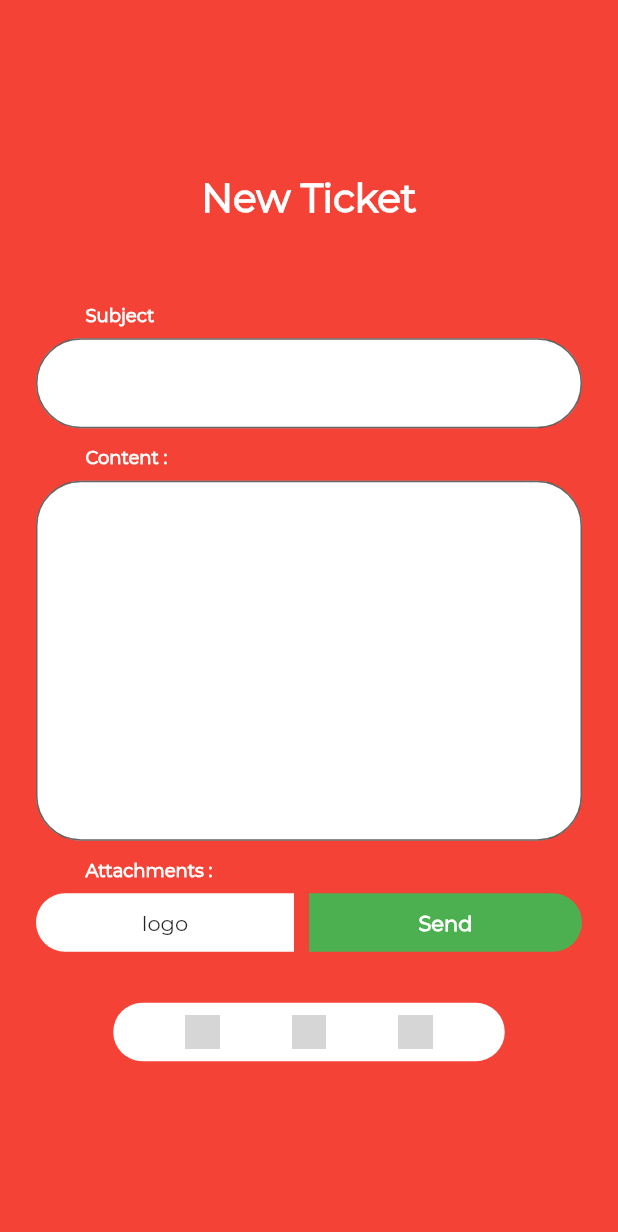
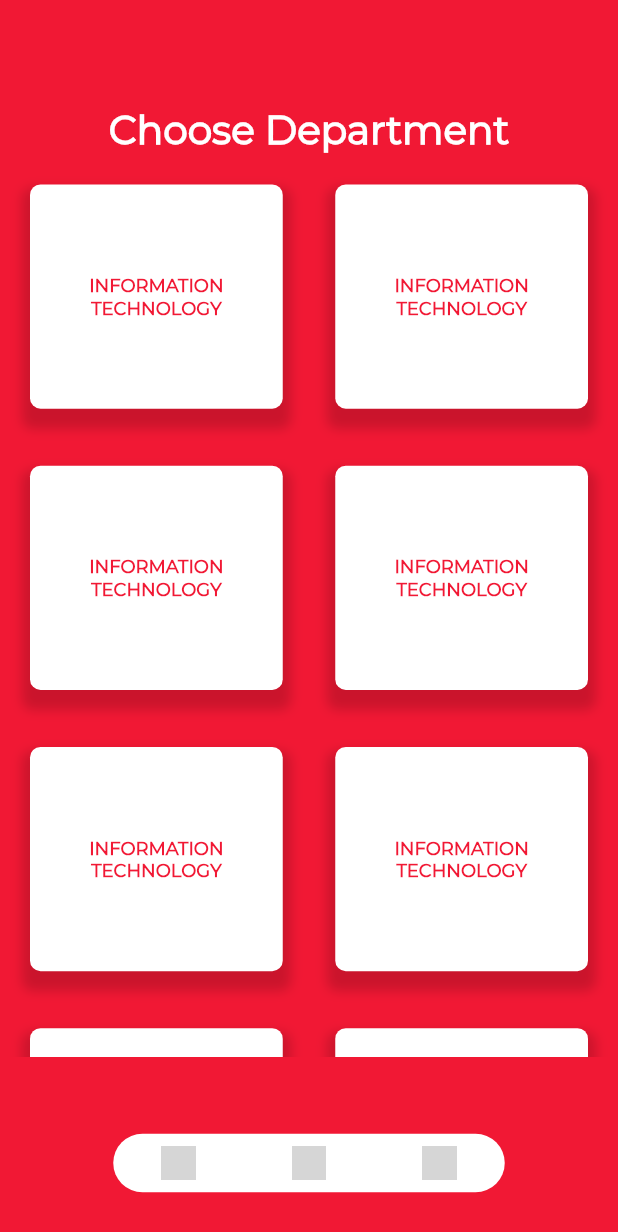
Before and after one commit to pranchi3578/CPORT, a Flutter app: the screen it shows after launch, on a phone screen of 412 x 824 dp. Shown: the top 1232 px of the screen. Run offline on Flutter 3.47's test engine with Material 2 defaults, Android fonts, the phone set to English and light mode, and no system bars; project files that could hold a hidden picture were left out; grey boxes are pictures that could not be loaded.

Commit message:
Choosing department done

```diff
--- a/lib/main.dart
+++ b/lib/main.dart
@@ -7,7 +7,7 @@ import './screens/stuSignup.dart';
 import './screens/choice.dart';
 import './screens/status.dart';
 import './screens/logo.dart';
-import './screens/facLogin.dart';
+import './screens/chooseDept.dart';
 
 void main() => runApp(MyApp());
 
@@ -18,7 +18,7 @@ class MyApp extends StatelessWidget {
     return MaterialApp(
       title: 'One Portal',
       theme: ThemeData(primarySwatch: Colors.blue, fontFamily: 'Montserrat'),
-      home: NewTicket(),
+      home: Department(),
       routes: {
         StudentLogin.routeName: (ctx) => StudentLogin(),
         StudentSignup.routeName: (ctx) => StudentSignup(),
--- /dev/null
+++ b/lib/screens/chooseDept.dart
@@ -0,0 +1,72 @@
+import 'package:flutter/material.dart';
+import '../widgets/bottomBar.dart';
+import '../widgets/grid.dart';
+
+class Department extends StatefulWidget {
+  Department({Key key}) : super(key: key);
+
+  _DepartmentState createState() => _DepartmentState();
+}
+
+class _DepartmentState extends State<Department> {
+  @override
+  Widget build(BuildContext context) {
+    return Scaffold(
+      backgroundColor: Color.fromRGBO(241, 24, 52, 1),
+      body: Padding(
+        padding: EdgeInsets.fromLTRB(
+            0, MediaQuery.of(context).copyWith().size.width / 5.8065, 0, 0),
+        child: Center(
+          child: Column(
+            children: <Widget>[
+              Container(
+                height: MediaQuery.of(context).copyWith().size.height / 1.3,
+                child: SingleChildScrollView(
+                  child: Column(
+                    children: <Widget>[
+                      Text(
+                        "Choose Department",
+                        style: TextStyle(
+                            color: Colors.white,
+                            fontWeight: FontWeight.bold,
+                            fontSize: 26),
+                      ),
+                      CustomScrollView(
+                        primary: false,
+                        shrinkWrap: true,
+                        slivers: <Widget>[
+                          SliverPadding(
+                            padding: const EdgeInsets.all(20),
+                            sliver: SliverGrid.count(
+                              crossAxisSpacing: 35,
+                              mainAxisSpacing: 19,
+                              crossAxisCount: 2,
+                              children: <Widget>[
+                                Grid(),
+                                Grid(),
+                                Grid(),
+                                Grid(),
+                                Grid(),
+                                Grid(),
+                                Grid(),
+                                Grid()
+                              ],
+                            ),
+                          ),
+                        ],
+                      )
+                    ],
+                  ),
+                ),
+              ),
+              Padding(
+                padding: const EdgeInsets.fromLTRB(0, 51, 0, 0),
+                child: BottomBar(),
+              )
+            ],
+          ),
+        ),
+      ),
+    );
+  }
+}
--- a/lib/screens/newTicket.dart
+++ b/lib/screens/newTicket.dart
@@ -13,7 +13,7 @@ class _NewTicketState extends State<NewTicket> {
   Widget build(BuildContext context) {
     return Scaffold(
       // bottomNavigationBar: BottomBar(),
-      backgroundColor: Colors.red,
+      backgroundColor: Color.fromRGBO(241, 24, 52, 1),
       body: Padding(
         padding: const EdgeInsets.symmetric(horizontal: 24),
         child: Form(
@@ -37,7 +37,9 @@ class _NewTicketState extends State<NewTicket> {
                       child: Column(
                     children: <Widget>[
                       Padding(
-                        padding: const EdgeInsets.only(left: 33.0),
+                        padding: const EdgeInsets.only(
+                            left:
+                                33.0), //please use mediaquery for all the metices , so it looks cool on all devices
                         child: Align(
                           alignment: Alignment.centerLeft,
                           child: Text(
@@ -50,7 +52,7 @@ class _NewTicketState extends State<NewTicket> {
                         ),
                       ),
                       SizedBox(
-                        height: 8,
+                        height: 8, //use mediaquery
                       ),
                       TextFormField(
                         decoration: InputDecoration(
@@ -61,7 +63,7 @@ class _NewTicketState extends State<NewTicket> {
                                     BorderRadius.all(Radius.circular(30)))),
                       ),
                       SizedBox(
-                        height: 12,
+                        height: 12, //use mediaquery
                       ),
                       Padding(
                         padding: const EdgeInsets.only(left: 33.0),
--- a/lib/widgets/bottomBar.dart
+++ b/lib/widgets/bottomBar.dart
@@ -10,7 +10,7 @@ class BottomBar extends StatelessWidget {
           color: Colors.white,
           borderRadius: BorderRadius.all(Radius.circular(30))),
       child: Row(
-        mainAxisAlignment: MainAxisAlignment.spaceEvenly,
+        mainAxisAlignment: MainAxisAlignment.spaceAround,
         children: <Widget>[
           GestureDetector(
             onTap: null,
--- /dev/null
+++ b/lib/widgets/grid.dart
@@ -0,0 +1,43 @@
+import 'package:flutter/material.dart';
+
+class Grid extends StatelessWidget {
+  const Grid({Key key}) : super(key: key);
+
+  @override
+  Widget build(BuildContext context) {
+    return Padding(
+      padding: const EdgeInsets.fromLTRB(0, 0, 0, 19),
+      child: Container(
+
+          // width: MediaQuery.of(context).copyWith().size.width / 5,
+          // height: MediaQuery.of(context).copyWith().size.width / 5,
+          padding: const EdgeInsets.all(10),
+          child: Align(
+            alignment: Alignment.center,
+            child: const Text(
+              'INFORMATION TECHNOLOGY',
+              textAlign: TextAlign.center,
+              style: TextStyle(
+                  fontSize: 12,
+                  color: Color.fromRGBO(241, 24, 52, 1),
+                  fontWeight: FontWeight.bold),
+            ),
+          ),
+          decoration: new BoxDecoration(
+            color: Colors.white, //new Color.fromRGBO(255, 0, 0, 0.0),
+            borderRadius: new BorderRadius.all(Radius.circular(7)),
+            boxShadow: [
+              BoxShadow(
+                color: Color.fromRGBO(0, 0, 0, 0.16),
+                blurRadius: 6.0, // has the effect of softening the shadow
+                spreadRadius: 5.0, // has the effect of extending the shadow
+                offset: Offset(
+                  0, // horizontal, move right 10
+                  8, // vertical, move down 10
+                ),
+              )
+            ],
+          )),
+    );
+  }
+}
```
